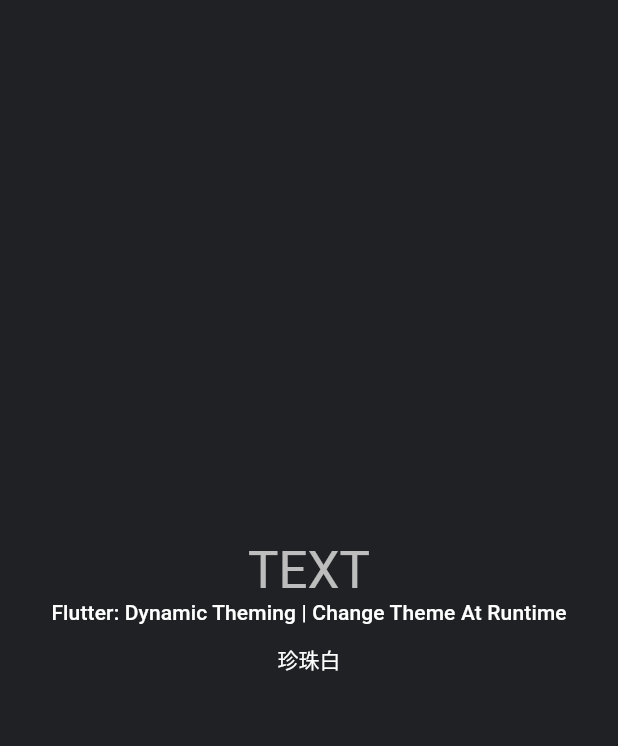
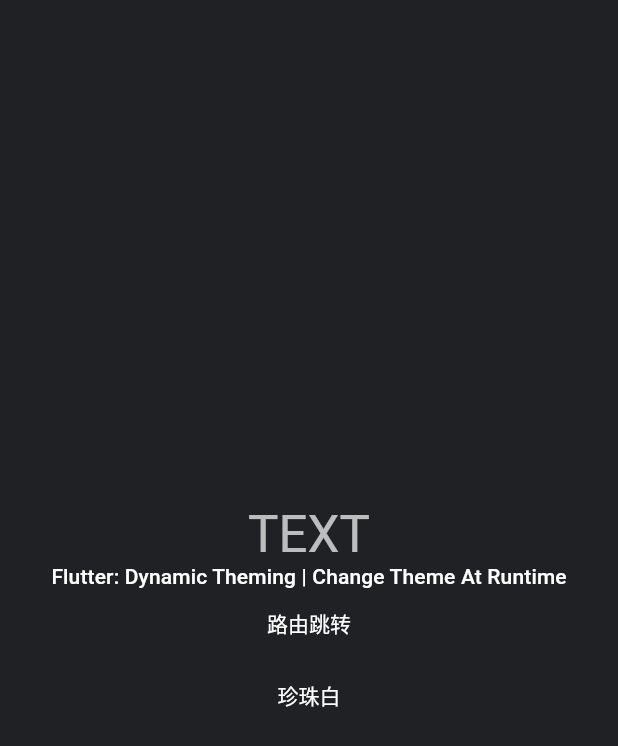
Before and after one commit to Tecode/dynamic_theme, a Flutter app: the screen it shows after launch, after a tap on "暗夜黑", on a phone screen of 412 x 824 dp. Shown: the top 746 px of the screen. Run offline on Flutter 3.47's test engine with Material 2 defaults, Android fonts, the phone set to English and light mode, and no system bars.

Commit message:
feat: 路由

```diff
--- a/lib/containers/app.dart
+++ b/lib/containers/app.dart
@@ -1,8 +1,11 @@
 import 'dart:async';
+import 'dart:developer';
 
+import 'package:dynamic_theme/containers/NewView.dart';
 import 'package:dynamic_theme/helpers/options.dart';
 import 'package:dynamic_theme/helpers/scales.dart';
 import 'package:dynamic_theme/helpers/themes.dart';
+import 'package:dynamic_theme/router/routerList.dart';
 import 'package:flutter/cupertino.dart';
 import 'package:flutter/scheduler.dart' show timeDilation;
 import 'package:flutter/foundation.dart' show defaultTargetPlatform;
@@ -34,6 +37,30 @@ class _DynamicThemeState extends State<DynamicTheme> {
     _timeDilationTimer?.cancel();
     _timeDilationTimer = null;
     super.dispose();
+  }
+
+//  路由跳转
+
+  void _launchRouter(BuildContext context) {
+//    if (demo.routeName != null) {
+    Timeline.instantSync('Start Transition', arguments: <String, String>{
+      'from': '/',
+      'to': '/newView',
+    });
+    Navigator.pushNamed(context, '/newView');
+//    }
+  }
+
+// 配置路由
+  Map<String, WidgetBuilder> _buildRoutes() {
+    // For a different example of how to set up an application routing table
+    // using named routes, consider the example in the Navigator class documentation:
+    // https://docs.flutter.io/flutter/widgets/Navigator-class.html
+    return Map<String, WidgetBuilder>.fromIterable(
+      routerList,
+      key: (dynamic data) => '${data.routeName}',
+      value: (dynamic data) => data.buildRoute,
+    );
   }
 
 //  修改页面参数（例如字体大小、主题颜色）
@@ -99,10 +126,21 @@ class _DynamicThemeState extends State<DynamicTheme> {
                       style: Theme.of(context).textTheme.subtitle,
                     ),
                     FlatButton(
+                      onPressed: () => _launchRouter(context),
+                      child: Text(
+                        '路由跳转',
+                        style: Theme.of(context).textTheme.body1.merge(
+                              TextStyle(
+                                color: isDark ? Colors.white : Colors.black,
+                              ),
+                            ),
+                      ),
+                    ),
+                    FlatButton(
                       onPressed: () => _handleOptionsChanged(
                         _options.copyWith(
-                            themeMode:
-                                isDark ? ThemeMode.light : ThemeMode.dark),
+                          themeMode: isDark ? ThemeMode.light : ThemeMode.dark,
+                        ),
                       ),
                       child: Text(
                         isDark ? '珍珠白' : '暗夜黑',
@@ -133,6 +171,7 @@ class _DynamicThemeState extends State<DynamicTheme> {
           }),
         );
       },
+      routes: _buildRoutes(),
     );
   }
 }
--- /dev/null
+++ b/lib/router/routerList.dart
@@ -0,0 +1,20 @@
+import 'package:dynamic_theme/containers/NewView.dart';
+import 'package:dynamic_theme/router/routerUnit.dart';
+import 'package:flutter/material.dart';
+
+List<RouterUnit> _buildRouter() {
+  final List<RouterUnit> routerList = <RouterUnit>[
+    // Demos
+    RouterUnit(
+      title: 'Shrine',
+      subtitle: 'Basic shopping app',
+      category: kDemos,
+      routeName: NewView.routeName,
+      buildRoute: (BuildContext context) => const NewView(),
+    ),
+  ];
+  return routerList;
+}
+
+
+final List<RouterUnit> routerList = _buildRouter();
```
Also changed, not shown: lib/containers/NewView.dart (added, +24 -0 lines), lib/router/routerUnit.dart (added, +80 -0 lines), assets/preview/iOS_DynamicTheme.gif (added), lib/helpers/helpers.dart (added), 1 other file.
